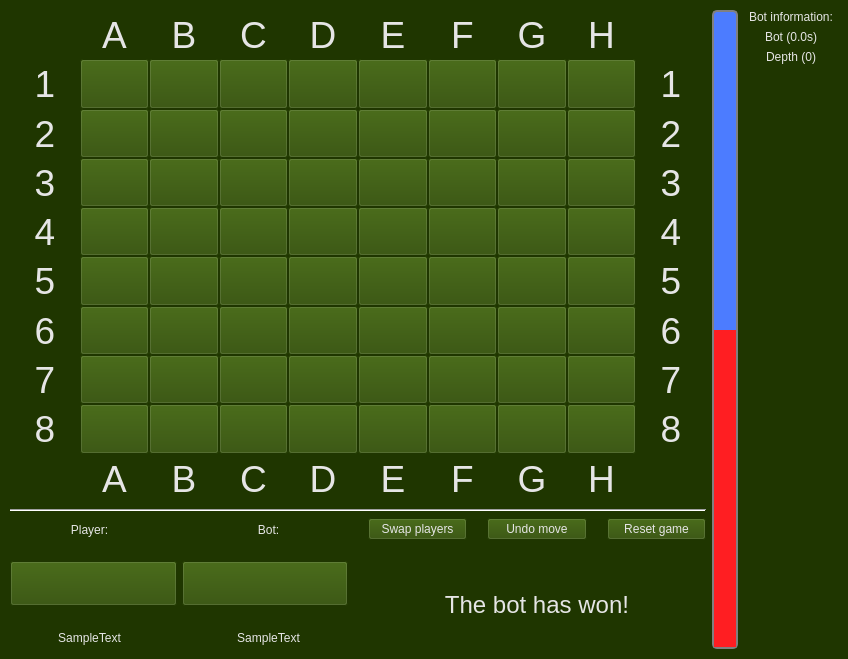
The window that gui_entities/gui.ui (lukascobbler/reversi_rust) describes before a commit, drawn with Qt 5.
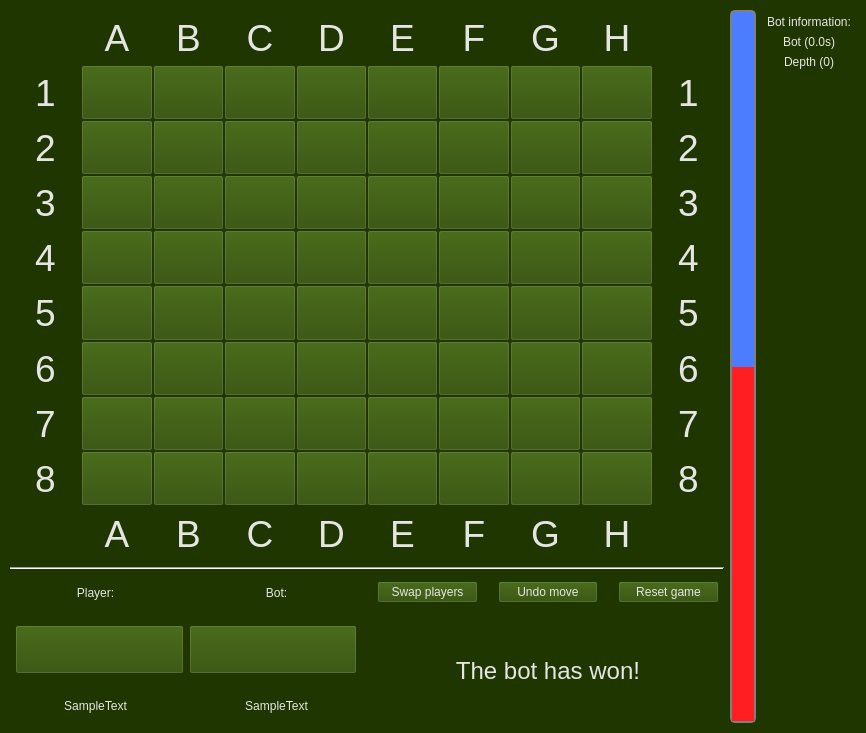
The same window after the commit. Icons and pictures are not drawn.

The edit to the form file:
```diff
--- a/gui_entities/gui.ui
+++ b/gui_entities/gui.ui
@@ -6,8 +6,8 @@
    <rect>
     <x>0</x>
     <y>0</y>
-    <width>848</width>
-    <height>659</height>
+    <width>866</width>
+    <height>733</height>
    </rect>
   </property>
   <property name="windowTitle">
@@ -1798,6 +1798,18 @@
         <property name="spacing">
          <number>20</number>
         </property>
+        <property name="leftMargin">
+         <number>5</number>
+        </property>
+        <property name="topMargin">
+         <number>5</number>
+        </property>
+        <property name="rightMargin">
+         <number>5</number>
+        </property>
+        <property name="bottomMargin">
+         <number>5</number>
+        </property>
         <item>
          <layout class="QVBoxLayout" name="disk_info" stretch="1,2,1">
           <item>
@@ -1978,6 +1990,9 @@
       <property name="leftMargin">
        <number>5</number>
       </property>
+      <property name="topMargin">
+       <number>5</number>
+      </property>
       <property name="rightMargin">
        <number>5</number>
       </property>
```
